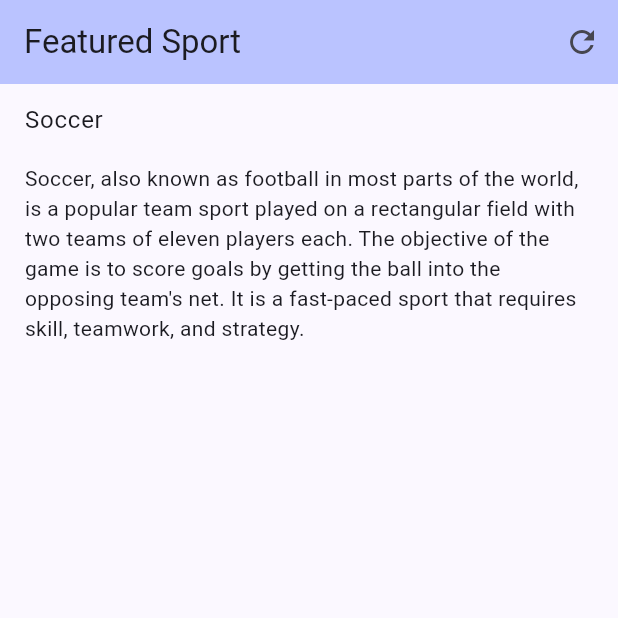
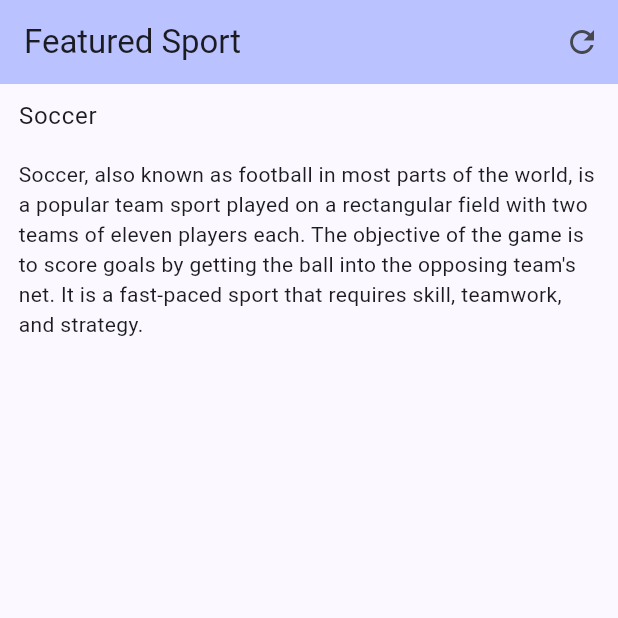
Before and after one commit to bryantwilliam/sports_external, a Flutter app: the screen it shows after launch, on a phone screen of 412 x 824 dp, the top half of it. Run offline on Flutter 3.47's test engine with Material 2 defaults, Android fonts, the phone set to English and light mode, and no system bars.

Commit message:
adjusted padding values

```diff
--- a/lib/pages/home_page.dart
+++ b/lib/pages/home_page.dart
@@ -28,8 +28,8 @@ class _HomePageState extends State<HomePage> {
       ),
       body: SafeArea(
         minimum: EdgeInsets.symmetric(
-          vertical: screenSize.height * 0.015,
-          horizontal: screenSize.width * 0.04,
+          vertical: screenSize.height * 0.012,
+          horizontal: screenSize.width * 0.03,
         ),
         child: Column(
           crossAxisAlignment: CrossAxisAlignment.start,
```
